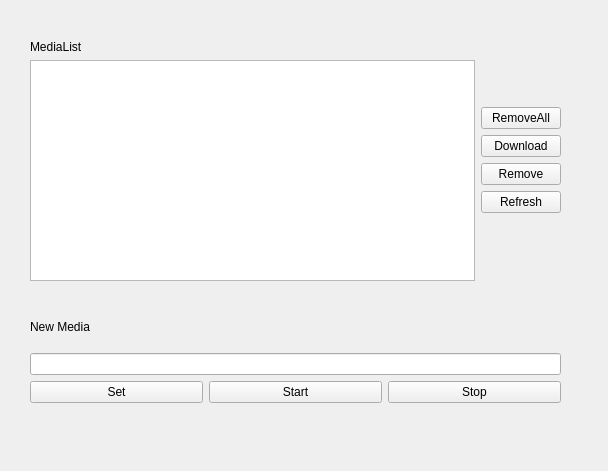
Before: the Qt Designer form src/rqt_media_manager_control/resource/media_manager.ui in robobe/ros2_media_manager, drawn with Qt 5.
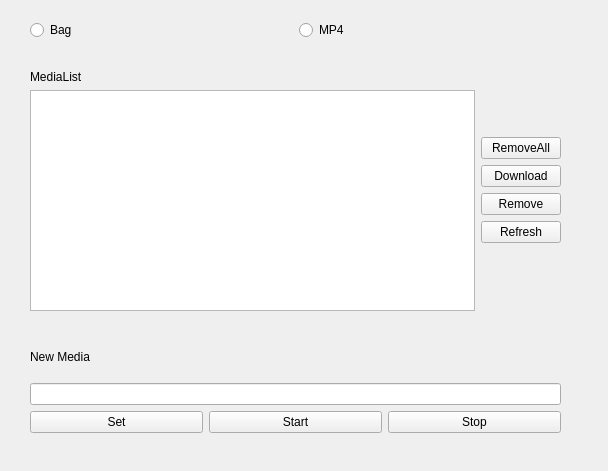
After: the same form once the commit is applied.

What changed in the file:
```diff
--- a/src/rqt_media_manager_control/resource/media_manager.ui
+++ b/src/rqt_media_manager_control/resource/media_manager.ui
@@ -17,7 +17,7 @@
    <property name="geometry">
     <rect>
      <x>30</x>
-     <y>320</y>
+     <y>350</y>
      <width>531</width>
      <height>83</height>
     </rect>
@@ -70,7 +70,7 @@
    <property name="geometry">
     <rect>
      <x>30</x>
-     <y>40</y>
+     <y>70</y>
      <width>531</width>
      <height>241</height>
     </rect>
@@ -128,6 +128,32 @@
     </item>
    </layout>
   </widget>
+  <widget class="QWidget" name="horizontalLayoutWidget_2">
+   <property name="geometry">
+    <rect>
+     <x>30</x>
+     <y>10</y>
+     <width>531</width>
+     <height>41</height>
+    </rect>
+   </property>
+   <layout class="QHBoxLayout" name="horizontalLayout_2">
+    <item>
+     <widget class="QRadioButton" name="ra_bag">
+      <property name="text">
+       <string>Bag</string>
+      </property>
+     </widget>
+    </item>
+    <item>
+     <widget class="QRadioButton" name="ra_mp4">
+      <property name="text">
+       <string>MP4</string>
+      </property>
+     </widget>
+    </item>
+   </layout>
+  </widget>
  </widget>
  <resources/>
  <connections/>
```
